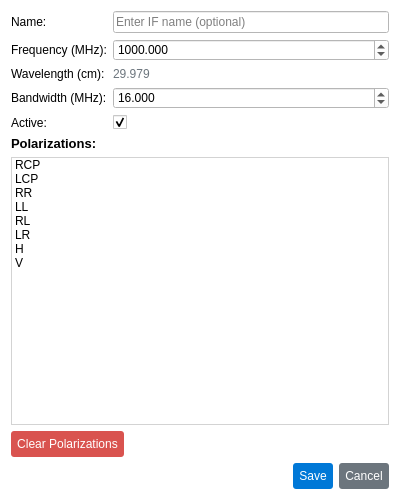
This is pastrocore/gui_pyside/dialog_editor_if.ui in Torward1024/pAstroCORE as Qt 5 draws it before an edit. The edited form follows.
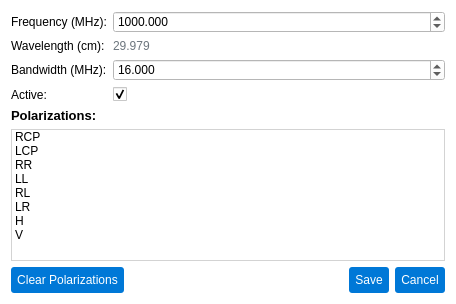
This is the edited form.

```diff
--- a/pastrocore/gui_pyside/dialog_editor_if.ui
+++ b/pastrocore/gui_pyside/dialog_editor_if.ui
@@ -6,8 +6,8 @@
    <rect>
     <x>0</x>
     <y>0</y>
-    <width>400</width>
-    <height>500</height>
+    <width>456</width>
+    <height>304</height>
    </rect>
   </property>
   <property name="windowTitle">
@@ -20,28 +20,17 @@
    <item>
     <layout class="QFormLayout" name="formLayout">
      <item row="0" column="0">
-      <widget class="QLabel" name="labelName">
-       <property name="text">
-        <string>Name:</string>
-       </property>
-      </widget>
-     </item>
-     <item row="0" column="1">
-      <widget class="QLineEdit" name="nameEdit">
-       <property name="placeholderText">
-        <string>Enter IF name (optional)</string>
-       </property>
-      </widget>
-     </item>
-     <item row="1" column="0">
       <widget class="QLabel" name="labelFrequency">
        <property name="text">
         <string>Frequency (MHz):</string>
        </property>
       </widget>
      </item>
-     <item row="1" column="1">
+     <item row="0" column="1">
       <widget class="QDoubleSpinBox" name="frequencyEdit">
+       <property name="styleSheet">
+        <string notr="true"/>
+       </property>
        <property name="decimals">
         <number>3</number>
        </property>
@@ -56,14 +45,14 @@
        </property>
       </widget>
      </item>
-     <item row="2" column="0">
+     <item row="1" column="0">
       <widget class="QLabel" name="labelWavelength">
        <property name="text">
         <string>Wavelength (cm):</string>
        </property>
       </widget>
      </item>
-     <item row="2" column="1">
+     <item row="1" column="1">
       <widget class="QLabel" name="wavelengthDisplay">
        <property name="text">
         <string>29.979</string>
@@ -73,14 +62,14 @@
        </property>
       </widget>
      </item>
-     <item row="3" column="0">
+     <item row="2" column="0">
       <widget class="QLabel" name="labelBandwidth">
        <property name="text">
         <string>Bandwidth (MHz):</string>
        </property>
       </widget>
      </item>
-     <item row="3" column="1">
+     <item row="2" column="1">
       <widget class="QDoubleSpinBox" name="bandwidthEdit">
        <property name="decimals">
         <number>3</number>
@@ -96,14 +85,14 @@
        </property>
       </widget>
      </item>
-     <item row="4" column="0">
+     <item row="3" column="0">
       <widget class="QLabel" name="labelIsActive">
        <property name="text">
         <string>Active:</string>
        </property>
       </widget>
      </item>
-     <item row="4" column="1">
+     <item row="3" column="1">
       <widget class="QCheckBox" name="isActiveCheckBox">
        <property name="checked">
         <bool>true</bool>
@@ -116,8 +105,8 @@
     <widget class="QLabel" name="labelPolarizations">
      <property name="font">
       <font>
+       <family>Arial</family>
        <pointsize>10</pointsize>
-       <weight>75</weight>
        <bold>true</bold>
       </font>
      </property>
@@ -181,7 +170,21 @@
      <item>
       <widget class="QPushButton" name="clearPolarizationsButton">
        <property name="styleSheet">
-        <string>background-color: #d9534f; color: #ffffff; padding: 6px; border-radius: 3px;</string>
+        <string notr="true">QPushButton {
+    background-color: #0078d7;
+    color: #ffffff;
+    padding: 6px;
+    border-radius: 3px;
+    border: none;
+}
+QPushButton:hover {
+    background-color: #1a8cff; /* Светлее при наведении */
+}
+QPushButton:pressed {
+    background-color: #005bb5; /* Темнее при нажатии */
+    padding-top: 7px; /* Легкое смещение вниз для эффекта &quot;продавливания&quot; */
+    padding-bottom: 5px;
+}</string>
        </property>
        <property name="text">
         <string>Clear Polarizations</string>
@@ -193,24 +196,7 @@
        <property name="orientation">
         <enum>Qt::Horizontal</enum>
        </property>
-       <property name="sizeHint">
-        <size>
-         <width>40</width>
-         <height>20</height>
-        </size>
-       </property>
-      </spacer>
-     </item>
-    </layout>
-   </item>
-   <item>
-    <layout class="QHBoxLayout" name="buttonLayout">
-     <item>
-      <spacer name="horizontalSpacerButtons">
-       <property name="orientation">
-        <enum>Qt::Horizontal</enum>
-       </property>
-       <property name="sizeHint">
+       <property name="sizeHint" stdset="0">
         <size>
          <width>40</width>
          <height>20</height>
@@ -221,7 +207,21 @@
      <item>
       <widget class="QPushButton" name="saveButton">
        <property name="styleSheet">
-        <string>background-color: #0078d7; color: #ffffff; padding: 6px; border-radius: 3px;</string>
+        <string notr="true">QPushButton {
+    background-color: #0078d7;
+    color: #ffffff;
+    padding: 6px;
+    border-radius: 3px;
+    border: none;
+}
+QPushButton:hover {
+    background-color: #1a8cff; /* Светлее при наведении */
+}
+QPushButton:pressed {
+    background-color: #005bb5; /* Темнее при нажатии */
+    padding-top: 7px; /* Легкое смещение вниз для эффекта &quot;продавливания&quot; */
+    padding-bottom: 5px;
+}</string>
        </property>
        <property name="text">
         <string>Save</string>
@@ -231,7 +231,21 @@
      <item>
       <widget class="QPushButton" name="cancelButton">
        <property name="styleSheet">
-        <string>background-color: #6c757d; color: #ffffff; padding: 6px; border-radius: 3px;</string>
+        <string notr="true">QPushButton {
+    background-color: #0078d7;
+    color: #ffffff;
+    padding: 6px;
+    border-radius: 3px;
+    border: none;
+}
+QPushButton:hover {
+    background-color: #1a8cff; /* Светлее при наведении */
+}
+QPushButton:pressed {
+    background-color: #005bb5; /* Темнее при нажатии */
+    padding-top: 7px; /* Легкое смещение вниз для эффекта &quot;продавливания&quot; */
+    padding-bottom: 5px;
+}</string>
        </property>
        <property name="text">
         <string>Cancel</string>
```
Left out of the diff: 30 changed lines with no effect on the pictures.
